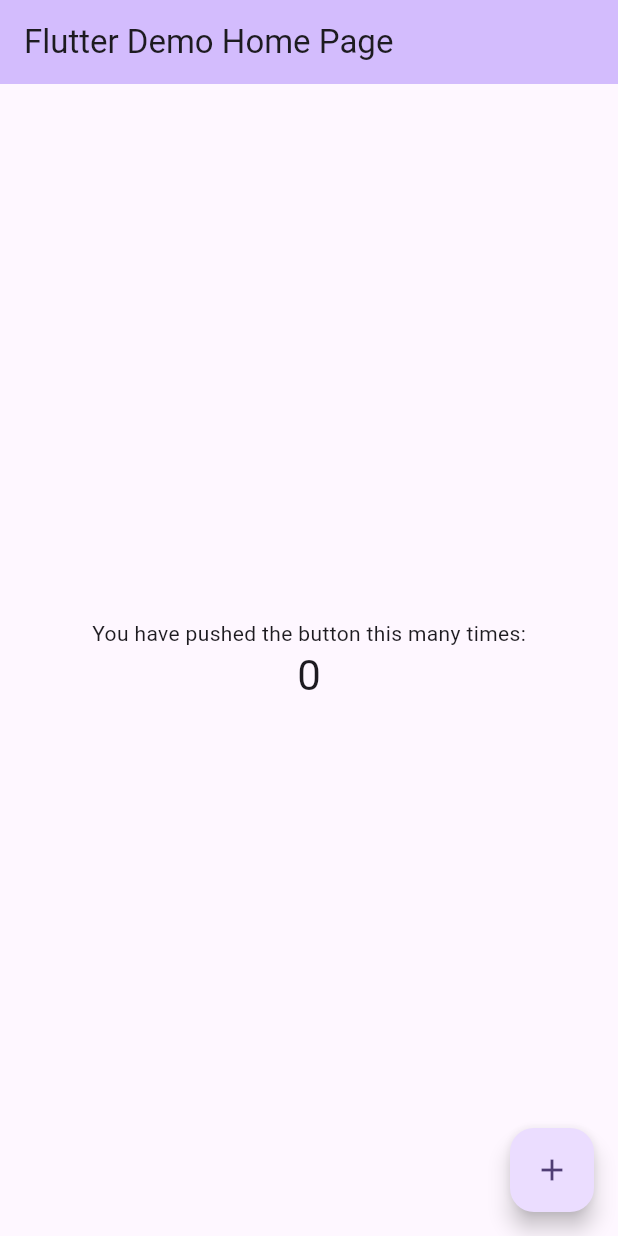
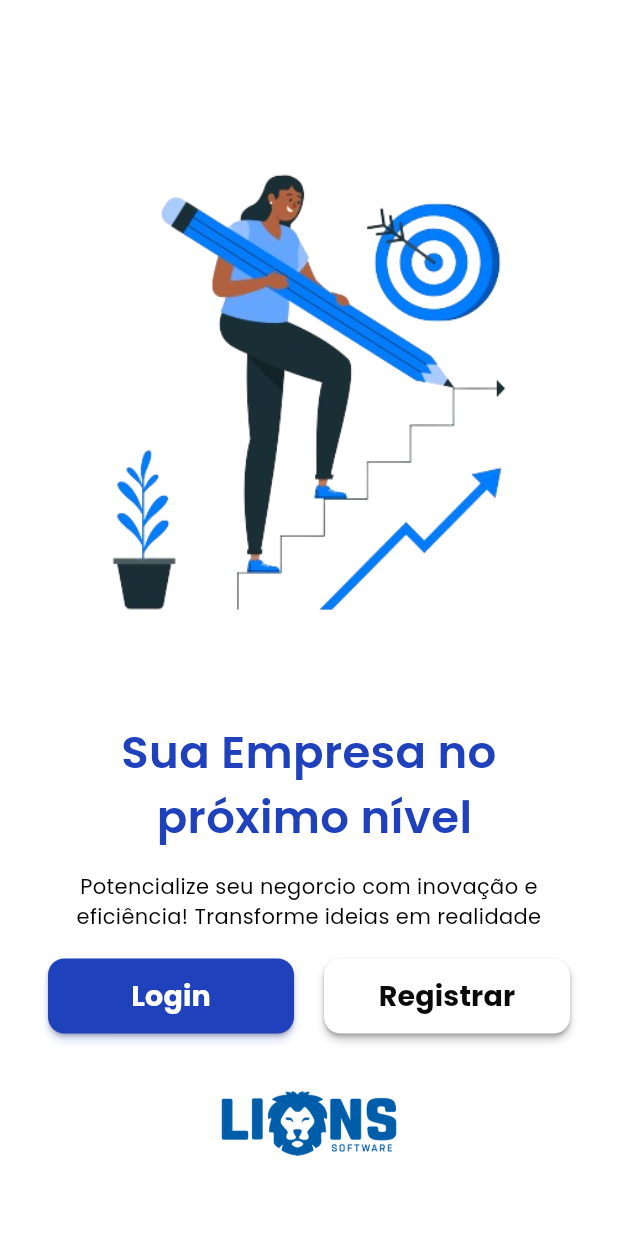
Before and after one commit to Geneilson7/venda_direta, a Flutter app: the screen it shows after launch, on a phone screen of 412 x 824 dp. Run offline on Flutter 3.47's test engine with Material 3 defaults, Android fonts, the phone set to English and light mode, and no system bars; our stand-ins replace google_fonts.

Commit message:
new code in new project

```diff
--- a/lib/main.dart
+++ b/lib/main.dart
@@ -1,4 +1,5 @@
 import 'package:flutter/material.dart';
+import 'package:venda_direta/pages/page_init.dart';
 
 void main() {
   runApp(const MyApp());
@@ -7,119 +8,17 @@
 class MyApp extends StatelessWidget {
   const MyApp({super.key});
 
-  // This widget is the root of your application.
   @override
   Widget build(BuildContext context) {
     return MaterialApp(
       title: 'Flutter Demo',
       theme: ThemeData(
-        // This is the theme of your application.
-        //
-        // TRY THIS: Try running your application with "flutter run". You'll see
-        // the application has a purple toolbar. Then, without quitting the app,
-        // try changing the seedColor in the colorScheme below to Colors.green
-        // and then invoke "hot reload" (save your changes or press the "hot
-        // reload" button in a Flutter-supported IDE, or press "r" if you used
-        // the command line to start the app).
-        //
-        // Notice that the counter didn't reset back to zero; the application
-        // state is not lost during the reload. To reset the state, use hot
-        // restart instead.
-        //
-        // This works for code too, not just values: Most code changes can be
-        // tested with just a hot reload.
-        colorScheme: ColorScheme.fromSeed(seedColor: Colors.deepPurple),
+        scaffoldBackgroundColor: const Color(0xFFFFFFFF),
         useMaterial3: true,
       ),
-      home: const MyHomePage(title: 'Flutter Demo Home Page'),
+      debugShowCheckedModeBanner: false,
+      locale: const Locale('pt', 'BR'),
+      home: const PrimaryPage(),
     );
   }
 }
-
-class MyHomePage extends StatefulWidget {
-  const MyHomePage({super.key, required this.title});
-
-  // This widget is the home page of your application. It is stateful, meaning
-  // that it has a State object (defined below) that contains fields that affect
-  // how it looks.
-
-  // This class is the configuration for the state. It holds the values (in this
-  // case the title) provided by the parent (in this case the App widget) and
-  // used by the build method of the State. Fields in a Widget subclass are
-  // always marked "final".
-
-  final String title;
-
-  @override
-  State<MyHomePage> createState() => _MyHomePageState();
-}
-
-class _MyHomePageState extends State<MyHomePage> {
-  int _counter = 0;
-
-  void _incrementCounter() {
-    setState(() {
-      // This call to setState tells the Flutter framework that something has
-      // changed in this State, which causes it to rerun the build method below
-      // so that the display can reflect the updated values. If we changed
-      // _counter without calling setState(), then the build method would not be
-      // called again, and so nothing would appear to happen.
-      _counter++;
-    });
-  }
-
-  @override
-  Widget build(BuildContext context) {
-    // This method is rerun every time setState is called, for instance as done
-    // by the _incrementCounter method above.
-    //
-    // The Flutter framework has been optimized to make rerunning build methods
-    // fast, so that you can just rebuild anything that needs updating rather
-    // than having to individually change instances of widgets.
-    return Scaffold(
-      appBar: AppBar(
-        // TRY THIS: Try changing the color here to a specific color (to
-        // Colors.amber, perhaps?) and trigger a hot reload to see the AppBar
-        // change color while the other colors stay the same.
-        backgroundColor: Theme.of(context).colorScheme.inversePrimary,
-        // Here we take the value from the MyHomePage object that was created by
-        // the App.build method, and use it to set our appbar title.
-        title: Text(widget.title),
-      ),
-      body: Center(
-        // Center is a layout widget. It takes a single child and positions it
-        // in the middle of the parent.
-        child: Column(
-          // Column is also a layout widget. It takes a list of children and
-          // arranges them vertically. By default, it sizes itself to fit its
-          // children horizontally, and tries to be as tall as its parent.
-          //
-          // Column has various properties to control how it sizes itself and
-          // how it positions its children. Here we use mainAxisAlignment to
-          // center the children vertically; the main axis here is the vertical
-          // axis because Columns are vertical (the cross axis would be
-          // horizontal).
-          //
-          // TRY THIS: Invoke "debug painting" (choose the "Toggle Debug Paint"
-          // action in the IDE, or press "p" in the console), to see the
-          // wireframe for each widget.
-          mainAxisAlignment: MainAxisAlignment.center,
-          children: <Widget>[
-            const Text(
-              'You have pushed the button this many times:',
-            ),
-            Text(
-              '$_counter',
-              style: Theme.of(context).textTheme.headlineMedium,
-            ),
-          ],
-        ),
-      ),
-      floatingActionButton: FloatingActionButton(
-        onPressed: _incrementCounter,
-        tooltip: 'Increment',
-        child: const Icon(Icons.add),
-      ), // This trailing comma makes auto-formatting nicer for build methods.
-    );
-  }
-}
--- /dev/null
+++ b/lib/pages/page_init.dart
@@ -0,0 +1,205 @@
+import 'package:flutter/material.dart';
+import 'package:google_fonts/google_fonts.dart';
+
+class PrimaryPage extends StatefulWidget {
+  const PrimaryPage({super.key});
+
+  @override
+  State<PrimaryPage> createState() => _PrimaryPageState();
+}
+
+class _PrimaryPageState extends State<PrimaryPage> {
+  @override
+  Widget build(BuildContext context) {
+    final size = MediaQuery.of(context).size;
+
+    return Scaffold(
+      backgroundColor: Colors.white,
+      body: SingleChildScrollView(
+        child: SizedBox(
+          height: size.height,
+          width: size.width,
+          child: Stack(
+            children: [
+              Column(
+                children: [
+                  Expanded(
+                    child: Column(
+                      mainAxisAlignment: MainAxisAlignment.center,
+                      children: [
+                        //Image
+                        Image.asset(
+                          'assets/image/screen.png',
+                          width: 480,
+                          height: 480,
+                        ),
+
+                        Text.rich(
+                          TextSpan(
+                            style: GoogleFonts.poppins(
+                              fontSize: 30,
+                            ),
+                            children: [
+                              TextSpan(
+                                text: 'Sua Empresa no\n próximo nível',
+                                style: GoogleFonts.poppins(
+                                  color: const Color(0xFF1F41BB),
+                                  fontWeight: FontWeight.w600,
+                                ),
+                              ),
+                            ],
+                          ),
+                          textAlign: TextAlign.center,
+                        ),
+
+                        const Padding(padding: EdgeInsets.only(bottom: 15)),
+
+                        Text.rich(
+                          TextSpan(
+                            style: GoogleFonts.poppins(
+                              fontSize: 14,
+                            ),
+                            children: [
+                              TextSpan(
+                                text:
+                                    'Potencialize seu negorcio com inovação e \neficiência! Transforme ideias em realidade \ncom nossas soluções de software',
+                                style: GoogleFonts.poppins(
+                                  color: const Color(0xFF000000),
+                                  fontWeight: FontWeight.w400,
+                                ),
+                              ),
+                            ],
+                          ),
+                          textAlign: TextAlign.center,
+                        ),
+                      ],
+                    ),
+                  ),
+
+                  // Formulario
+                  Container(
+                    padding: const EdgeInsets.symmetric(
+                      horizontal: 32,
+                      vertical: 15,
+                    ),
+                    decoration: const BoxDecoration(
+                      color: Colors.white,
+                      borderRadius: BorderRadius.vertical(
+                        top: Radius.circular(45),
+                      ),
+                    ),
+                    child: Column(
+                      crossAxisAlignment: CrossAxisAlignment.stretch,
+                      children: [
+                        Row(
+                          children: [
+                            Expanded(
+                              child: Container(
+                                height: 50,
+                                margin: const EdgeInsets.only(right: 10),
+                                decoration: BoxDecoration(
+                                  borderRadius: BorderRadius.circular(11),
+                                  boxShadow: [
+                                    BoxShadow(
+                                      color: const Color(0xFF1F41BB)
+                                          .withOpacity(0.2),
+                                      spreadRadius: 0,
+                                      blurRadius: 4,
+                                      offset: const Offset(0, 4),
+                                    ),
+                                  ],
+                                ),
+                                child: ElevatedButton(
+                                  style: ElevatedButton.styleFrom(
+                                    backgroundColor: const Color(0xFF1F41BB),
+                                    foregroundColor: Colors.white,
+                                    shape: RoundedRectangleBorder(
+                                      borderRadius: BorderRadius.circular(11),
+                                    ),
+                                  ),
+                                  onPressed: () {
+                                    // Navigator.of(context).push(
+                                    //   MaterialPageRoute(builder: (d) {
+                                    //     return const SignInScreen();
+                                    //   }),
+                                    // );
+                                  },
+                                  child: Center(
+                                    child: Text(
+                                      'Login',
+                                      style: GoogleFonts.poppins(
+                                        fontSize: 19,
+                                        fontWeight: FontWeight.w700,
+                                      ),
+                                    ),
+                                  ),
+                                ),
+                              ),
+                            ),
+                            Expanded(
+                              child: Container(
+                                height: 50,
+                                margin: const EdgeInsets.only(left: 10),
+                                decoration: BoxDecoration(
+                                  borderRadius: BorderRadius.circular(11),
+                                  boxShadow: [
+                                    BoxShadow(
+                                      color: const Color.fromRGBO(0, 0, 0, 0.25)
+                                          .withOpacity(0.2),
+                                      spreadRadius: 0,
+                                      blurRadius: 4,
+                                      offset: const Offset(0, 4),
+                                    ),
+                                  ],
+                                ),
+                                child: ElevatedButton(
+                                  style: ElevatedButton.styleFrom(
+                                    backgroundColor: Colors.white,
+                                    foregroundColor: const Color(0xFF0A0A0A),
+                                    shape: RoundedRectangleBorder(
+                                      borderRadius: BorderRadius.circular(11),
+                                    ),
+                                  ),
+                                  onPressed: () {
+                                    // Navigator.of(context).push(
+                                    //   MaterialPageRoute(builder: (d) {
+                                    //     return const SignUpScreen();
+                                    //   }),
+                                    // );
+                                  },
+                                  child: Center(
+                                    child: Text(
+                                      'Registrar',
+                                      style: GoogleFonts.poppins(
+                                        fontSize: 19,
+                                        fontWeight: FontWeight.w700,
+                                      ),
+                                    ),
+                                  ),
+                                ),
+                              ),
+                            ),
+                          ],
+                        ),
+
+                        // Logo image
+                        Align(
+                          alignment: Alignment.bottomCenter,
+                          child: Image.asset(
+                            'assets/image/logo.png',
+                            height: 120,
+                            width: 120,
+                          ),
+                        ),
+                      ],
+                    ),
+                  ),
+                ],
+              ),
+            ],
+          ),
+        ),
+      ),
+    );
+  }
+}
--- /dev/null
+++ b/lib/utils/colors.dart
@@ -0,0 +1,13 @@
+import 'package:flutter/material.dart';
+
+class AppColors {
+  static const Color primaryColor = Color(0xFFFD7401);
+  static const Color secondaryColor = Color(0xFF5B6AD0);
+  static const Color accentColor = Color(0xFF000000);
+  static const Color backgroundColor = Colors.white;
+  static const Color textColor = Color(0xFF404D61);
+
+  static const Color errorColor = Colors.red;
+  static const Color warningColor = Colors.yellow;
+  static const Color successColor = Colors.teal;
+}
```
Also changed, not shown: pubspec.yaml (+10 -44 lines), assets/fonts/Poppins-Bold.ttf (added), assets/fonts/Poppins-SemiBold.ttf (added), assets/image/logo.png (added), assets/image/screen.png (added), pubspec.lock, 1 other file.
